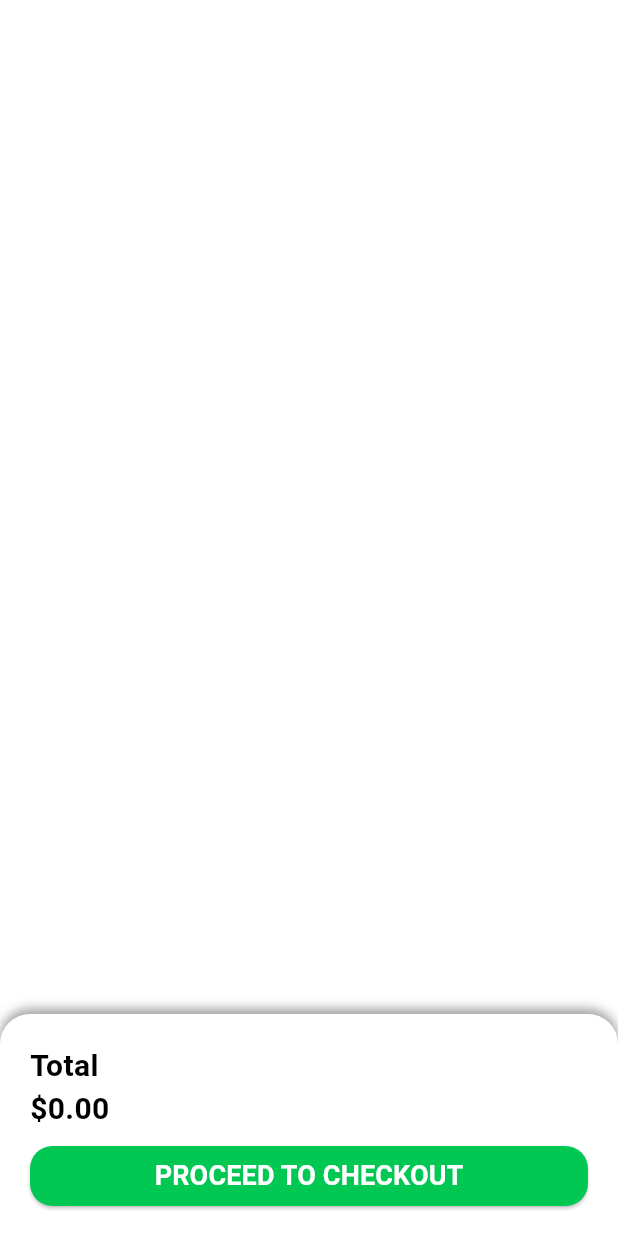
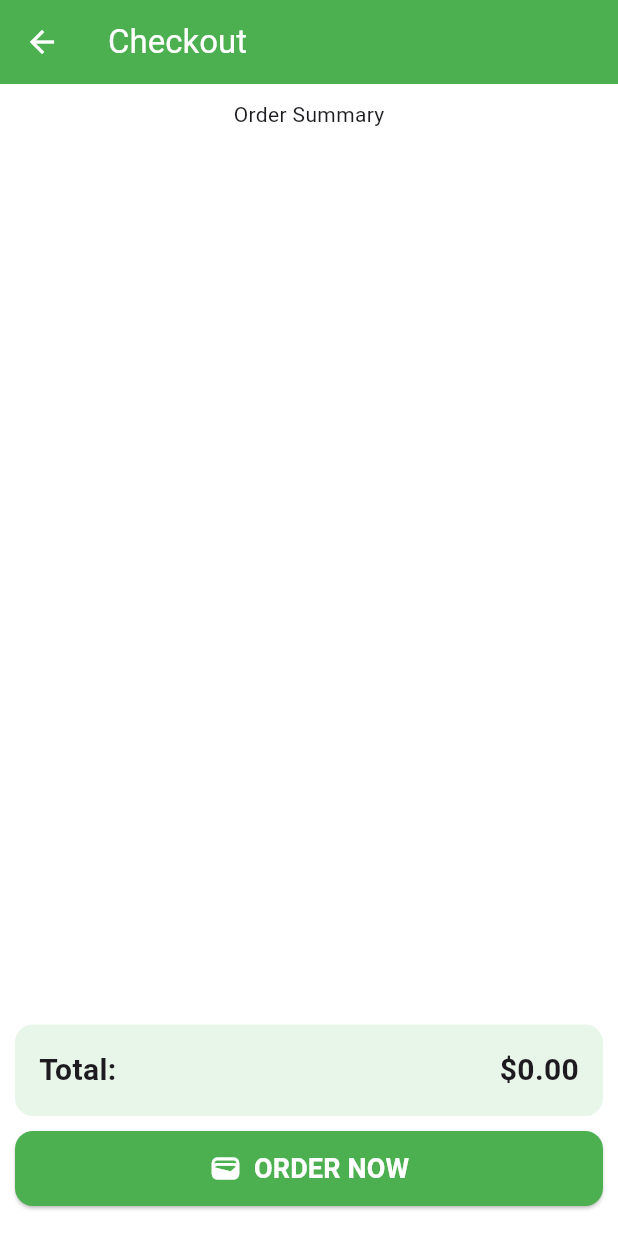
Before and after one commit to Sukitha543/MAD-Assignment, a Flutter app: the CartPage screen opened directly, after a tap on "PROCEED TO CHECKOUT", on a phone screen of 412 x 824 dp. Run offline on Flutter 3.47's test engine with Material 3 defaults, Android fonts, the phone set to English and light mode, and no system bars; Roboto replaces fonts that are missing (Inder).

Commit message:
Add Checkout Page

```diff
--- a/lib/main.dart
+++ b/lib/main.dart
@@ -1,5 +1,4 @@
 import 'package:flutter/material.dart';
-import 'package:google_fonts/google_fonts.dart';
 import 'package:mad_assignment/pages/signin_page.dart';
 
 void main() {
@@ -20,9 +19,6 @@ class _MyAppState extends State<MyApp> {
   @override
   Widget build(BuildContext context) {
     return MaterialApp(
-        theme: ThemeData(
-          textTheme: GoogleFonts.inderTextTheme(Theme.of(context).textTheme),
-          ),
         title: "TimeBridge",
         debugShowCheckedModeBanner: false,
         home: SigninPage(),
--- a/lib/pages/cart_page.dart
+++ b/lib/pages/cart_page.dart
@@ -1,5 +1,6 @@
 import 'package:flutter/material.dart';
 import 'package:mad_assignment/models/cart.dart';
+import 'package:mad_assignment/pages/checkout_page.dart';
 import 'package:mad_assignment/widgets/cart_item_card.dart';
 import 'package:mad_assignment/widgets/checkout_summary_card.dart';
 
@@ -41,7 +42,11 @@ class _CartPageState extends State<CartPage> {
             CheckoutSummaryCard(
               totalPrice: cart.totalPrice,
               onCheckout: (){
-
+                  Navigator.of(context).push(
+                        MaterialPageRoute<void>(builder: (context) => CheckoutPage
+                        (items:cart.items,
+                        totalPrice: cart.totalPrice,),)
+                      );
               },
             ),
           ],
--- /dev/null
+++ b/lib/pages/checkout_page.dart
@@ -0,0 +1,59 @@
+import 'package:flutter/material.dart';
+import 'package:mad_assignment/models/product.dart';
+import 'package:mad_assignment/widgets/checkout_total.dart';
+import 'package:mad_assignment/widgets/order_card.dart';
+import 'package:mad_assignment/widgets/order_now_button.dart';
+
+class CheckoutPage extends StatelessWidget {
+  final List<Product> items;
+  final double totalPrice;
+
+  const CheckoutPage({
+    super.key,
+    required this.items,
+    required this.totalPrice,
+  });
+
+  @override
+  Widget build(BuildContext context) {
+    return SafeArea(
+      child: Scaffold(
+        backgroundColor: Colors.white,
+        appBar: AppBar(
+          title: Text("Checkout"),
+          backgroundColor: Colors.green,
+          foregroundColor: Colors.white,
+        ),
+        body: Padding(
+          padding: const EdgeInsets.all(10),
+          child: Column(
+            children: [
+              Text("Order Summary"),
+                Expanded(
+                  child: ListView.builder(
+                    itemCount: items.length,
+                    itemBuilder: (context, index) {
+                      final product = items[index];
+                      return OrderCard(items: product);
+                    },
+                  ),
+                ),
+              CheckoutTotal(totalPrice: totalPrice),
+              const SizedBox(height: 10),
+              OrderNowButton(onPressed:() {
+                 ScaffoldMessenger.of(context).showSnackBar(
+                    const SnackBar(
+                      content: Text("Order Confirmed!"),
+                      backgroundColor: Colors.green,
+                    ),
+                 );
+              },
+            ),
+            const SizedBox(height: 10),
+            ],
+          ),
+        ),
+      ),
+    );
+  }
+}
--- a/lib/pages/home_page.dart
+++ b/lib/pages/home_page.dart
@@ -38,7 +38,7 @@ class _HomePageState extends State<HomePage> {
                 SizedBox(height: 5),
                 Text(
                   "$formattedDate $date",
-                  style: TextStyle(
+                  style:TextStyle(
                     fontSize: 20,
                     fontWeight: FontWeight.w700,
                     color: Colors.grey,
--- a/lib/widgets/checkout_summary_card.dart
+++ b/lib/widgets/checkout_summary_card.dart
@@ -57,7 +57,7 @@ class CheckoutSummaryCard extends StatelessWidget {
             width: double.infinity,
             height: 40,
             child: ElevatedButton(
-              onPressed: () {},
+              onPressed: onCheckout,
               style: ElevatedButton.styleFrom(
                 backgroundColor: Colors.greenAccent.shade700,
                 shape: RoundedRectangleBorder(
--- /dev/null
+++ b/lib/widgets/checkout_total.dart
@@ -0,0 +1,30 @@
+import 'package:flutter/material.dart';
+
+class CheckoutTotal extends StatelessWidget {
+  final double totalPrice;
+  const CheckoutTotal({super.key, required this.totalPrice});
+
+  @override
+  Widget build(BuildContext context) {
+    return Container(
+      padding: const EdgeInsets.all(16),
+      decoration: BoxDecoration(
+        color: Colors.green.shade50,
+        borderRadius: BorderRadius.circular(12),
+      ),
+      child: Row(
+        mainAxisAlignment: MainAxisAlignment.spaceBetween,
+        children: [
+          const Text(
+            "Total:",
+            style: TextStyle(fontSize: 20, fontWeight: FontWeight.bold),
+          ),
+          Text(
+            "\$${totalPrice.toStringAsFixed(2)}",
+            style: const TextStyle(fontSize: 20, fontWeight: FontWeight.bold),
+          ),
+        ],
+      ),
+    );
+  }
+}
--- /dev/null
+++ b/lib/widgets/order_now_button.dart
@@ -0,0 +1,36 @@
+import 'package:flutter/material.dart';
+
+class OrderNowButton extends StatelessWidget {
+  final VoidCallback onPressed;
+
+  const OrderNowButton
+  ({super.key,
+  required this.onPressed
+  });
+
+  @override
+  Widget build(BuildContext context) {
+    return SizedBox(
+      width: double.infinity,
+      height: 50,
+      child: ElevatedButton(
+        onPressed: onPressed,
+        style: ElevatedButton.styleFrom(
+          backgroundColor: Colors.green,
+          foregroundColor: Colors.white,
+          shape: RoundedRectangleBorder(borderRadius: BorderRadius.circular(12)),
+        ),
+        child: Row(
+          mainAxisAlignment: MainAxisAlignment.center,
+          children: [
+            Icon(Icons.wallet, size: 22),
+            SizedBox(width: 8),
+            Text("ORDER NOW",
+              style: TextStyle(fontSize: 18, fontWeight: FontWeight.bold),
+            ),
+          ],
+        ),
+      ),
+    );
+  }
+}
```
Also changed, not shown: lib/pages/profile_page.dart (+7 -8 lines), lib/widgets/order_card.dart (added, +65 -0 lines).
